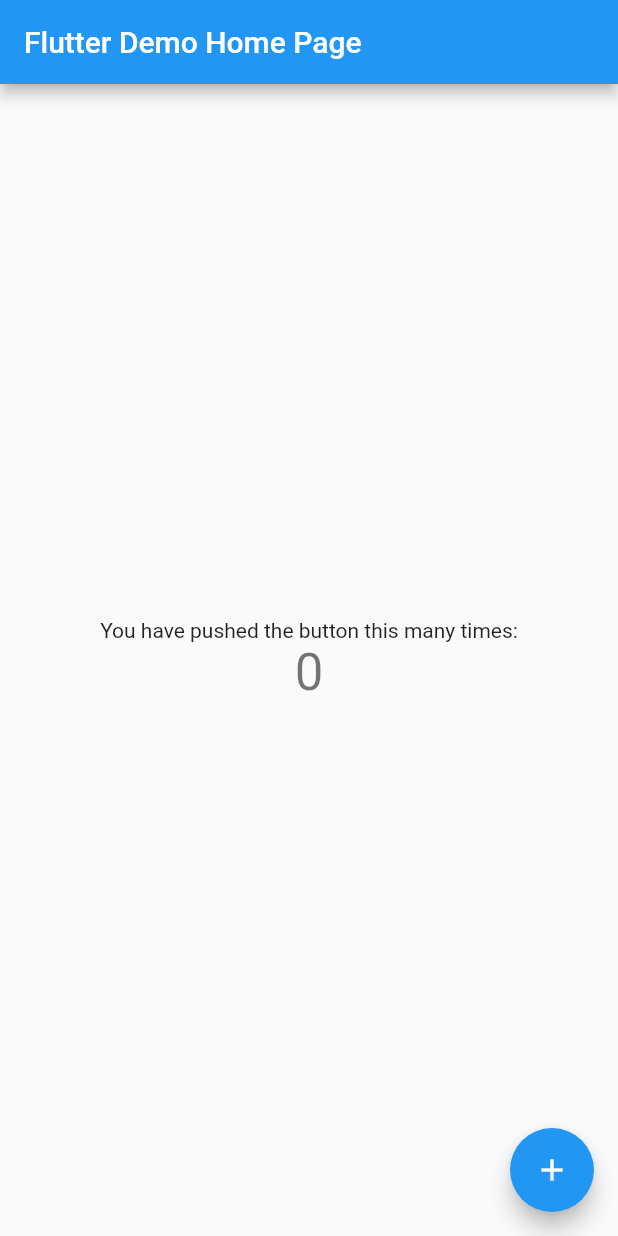
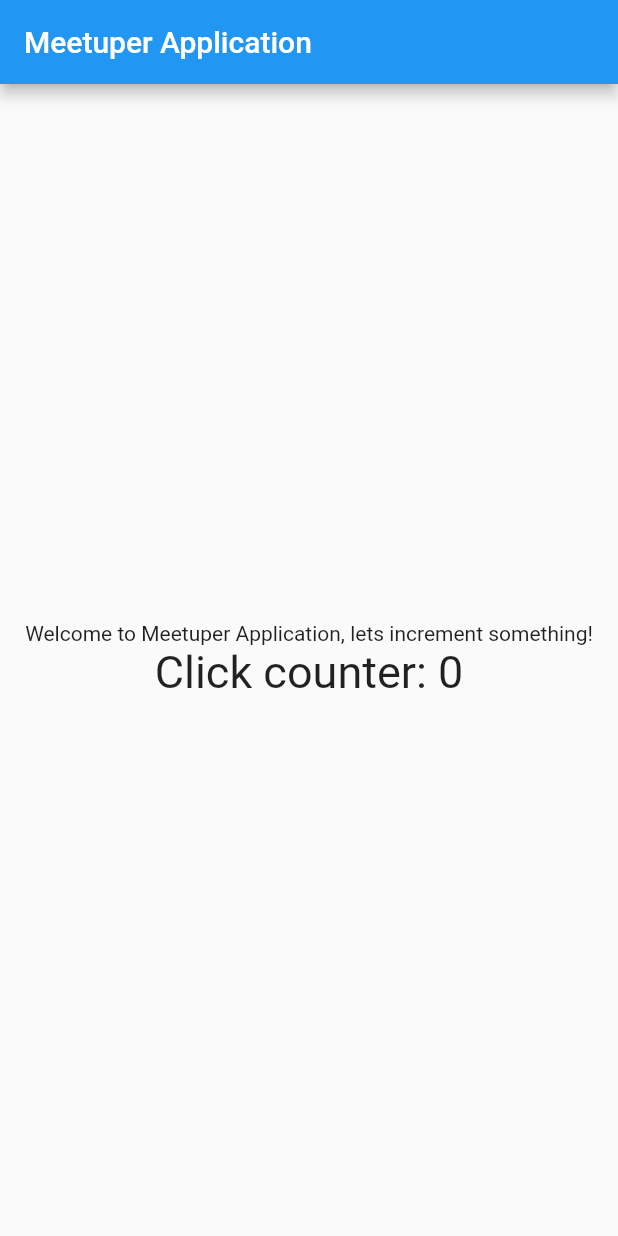
Before and after one commit to dezzfafara/flutter-meetuper, a Flutter app: the screen it shows after launch, on a phone screen of 412 x 824 dp. Run offline on Flutter 3.47's test engine with Material 2 defaults, Android fonts, the phone set to English and light mode, and no system bars.

Commit message:
add scaffold widget

```diff
--- a/lib/main.dart
+++ b/lib/main.dart
@@ -1,113 +1,41 @@
 import 'package:flutter/material.dart';
 
-void main() {
-  runApp(MyApp());
-}
+void main() => runApp(MeetuperApp());
 
-class MyApp extends StatelessWidget {
-  // This widget is the root of your application.
+class MeetuperApp extends StatelessWidget {
+  final String _title = 'Meetuper Application';
+
   @override
   Widget build(BuildContext context) {
     return MaterialApp(
-      title: 'Flutter Demo',
-      theme: ThemeData(
-        // This is the theme of your application.
-        //
-        // Try running your application with "flutter run". You'll see the
-        // application has a blue toolbar. Then, without quitting the app, try
-        // changing the primarySwatch below to Colors.green and then invoke
-        // "hot reload" (press "r" in the console where you ran "flutter run",
-        // or simply save your changes to "hot reload" in a Flutter IDE).
-        // Notice that the counter didn't reset back to zero; the application
-        // is not restarted.
-        primarySwatch: Colors.blue,
+        theme: ThemeData(primarySwatch: Colors.blue),
+        home: CounterHomeScreen(_title));
+  }
+}
+
+class CounterHomeScreen extends StatelessWidget {
+  final String _title;
+
+  CounterHomeScreen(this._title);
+
+  @override
+  Widget build(BuildContext context) {
+    return Scaffold(
+      body: Center(
+        child: Column(
+          mainAxisAlignment: MainAxisAlignment.center,
+          children: <Widget>[
+            Text('Welcome to $_title, lets increment something!',
+                textDirection: TextDirection.ltr),
+            Text(
+              'Click counter: 0',
+              textDirection: TextDirection.ltr,
+              style: TextStyle(fontSize: 30.0),
+            )
+          ],
+        ),
       ),
-      home: MyHomePage(title: 'Flutter Demo Home Page'),
+      appBar: AppBar(title: Text(_title)),
     );
   }
 }
-
-class MyHomePage extends StatefulWidget {
-  MyHomePage({Key key, this.title}) : super(key: key);
-
-  // This widget is the home page of your application. It is stateful, meaning
-  // that it has a State object (defined below) that contains fields that affect
-  // how it looks.
-
-  // This class is the configuration for the state. It holds the values (in this
-  // case the title) provided by the parent (in this case the App widget) and
-  // used by the build method of the State. Fields in a Widget subclass are
-  // always marked "final".
-
-  final String title;
-
-  @override
-  _MyHomePageState createState() => _MyHomePageState();
-}
-
-class _MyHomePageState extends State<MyHomePage> {
-  int _counter = 0;
-
-  void _incrementCounter() {
-    setState(() {
-      // This call to setState tells the Flutter framework that something has
-      // changed in this State, which causes it to rerun the build method below
-      // so that the display can reflect the updated values. If we changed
-      // _counter without calling setState(), then the build method would not be
-      // called again, and so nothing would appear to happen.
-      _counter++;
-    });
-  }
-
-  @override
-  Widget build(BuildContext context) {
-    // This method is rerun every time setState is called, for instance as done
-    // by the _incrementCounter method above.
-    //
-    // The Flutter framework has been optimized to make rerunning build methods
-    // fast, so that you can just rebuild anything that needs updating rather
-    // than having to individually change instances of widgets.
-    return Scaffold(
-      appBar: AppBar(
-        // Here we take the value from the MyHomePage object that was created by
-        // the App.build method, and use it to set our appbar title.
-        title: Text(widget.title),
-      ),
-      body: Center(
-        // Center is a layout widget. It takes a single child and positions it
-        // in the middle of the parent.
-        child: Column(
-          // Column is also a layout widget. It takes a list of children and
-          // arranges them vertically. By default, it sizes itself to fit its
-          // children horizontally, and tries to be as tall as its parent.
-          //
-          // Invoke "debug painting" (press "p" in the console, choose the
-          // "Toggle Debug Paint" action from the Flutter Inspector in Android
-          // Studio, or the "Toggle Debug Paint" command in Visual Studio Code)
-          // to see the wireframe for each widget.
-          //
-          // Column has various properties to control how it sizes itself and
-          // how it positions its children. Here we use mainAxisAlignment to
-          // center the children vertically; the main axis here is the vertical
-          // axis because Columns are vertical (the cross axis would be
-          // horizontal).
-          mainAxisAlignment: MainAxisAlignment.center,
-          children: <Widget>[
-            Text(
-              'You have pushed the button this many times:',
-            ),
-            Text(
-              '$_counter',
-              style: Theme.of(context).textTheme.headline4,
-            ),
-          ],
-        ),
-      ),
-      floatingActionButton: FloatingActionButton(
-        onPressed: _incrementCounter,
-        tooltip: 'Increment',
-        child: Icon(Icons.add),
-      ), // This trailing comma makes auto-formatting nicer for build methods.
-    );
-  }
-}
```
Also changed, not shown: 1 other file.
